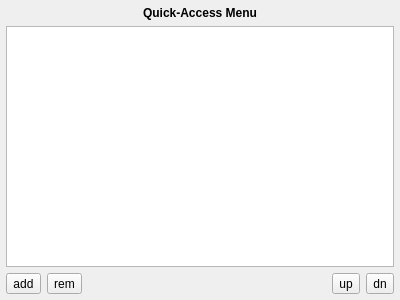
The window that src-qt5/core-utils/lumina-config/pages/page_interface_menu.ui (lumina-desktop/lumina) describes before a commit, drawn with Qt 5.
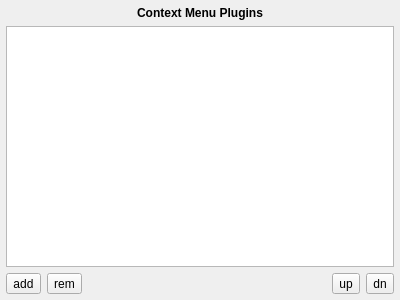
The same window after the commit.

Commit message: [INTERFACE CHANGE] Adjust the text for the menu plugins page for consistency within the documentation.

Patch:
```diff
--- a/src-qt5/core-utils/lumina-config/pages/page_interface_menu.ui
+++ b/src-qt5/core-utils/lumina-config/pages/page_interface_menu.ui
@@ -35,7 +35,7 @@
       </font>
      </property>
      <property name="text">
-      <string>Quick-Access Menu</string>
+      <string>Context Menu Plugins</string>
      </property>
      <property name="alignment">
       <set>Qt::AlignCenter</set>
```
